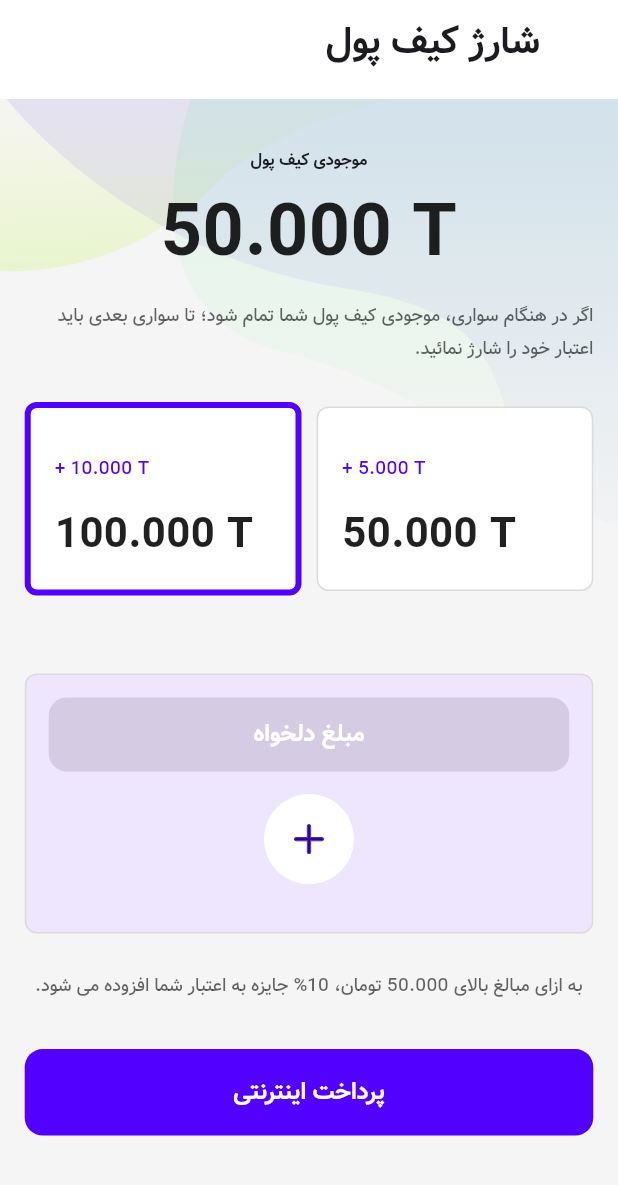
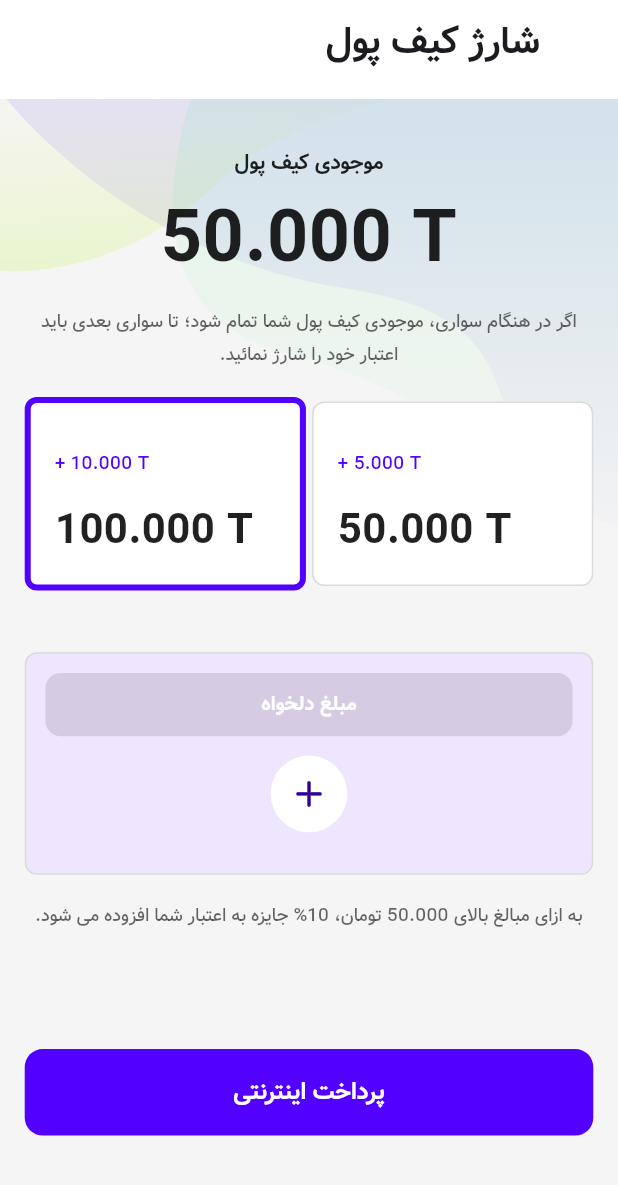
Before and after one commit to Ehsan-abaci/Rio, a Flutter app: the RechargeTheWalletPage screen opened directly, on a phone screen of 412 x 824 dp, the part 51-1236 px from its top. Run offline on Flutter 3.47's test engine with Material 3 defaults, Android fonts, the phone set to English and light mode, and no system bars; our stand-ins replace bloc, equatable, flutter_bloc, flutter_map, flutter_svg, geolocator and 5 more; missing offline and left inert: flutter_map_cancellable_tile_provider, flutter_map_location_marker, qr_code_scanner; accounts and stored records are empty.

Commit message:
fixed recharge wallet page and sign up page

```diff
--- a/lib/feature/payment/presentation/screens/recharge_the_wallet_page.dart
+++ b/lib/feature/payment/presentation/screens/recharge_the_wallet_page.dart
@@ -109,7 +109,7 @@ class _RechargeTheWalletPageState extends State<RechargeTheWalletPage> {
                       Text(
                         "موجودی کیف پول",
                         style: TextStyle(
-                            fontSize: 11,
+                            fontSize: 14,
                             fontWeight: FontWeight.w800,
                             color: ColorManager.highEmphasis),
                       ),
@@ -125,11 +125,12 @@ class _RechargeTheWalletPageState extends State<RechargeTheWalletPage> {
                             fontWeight: FontWeight.w800,
                             color: ColorManager.highEmphasis),
                       ),
-                      const SizedBox(
-                        height: 8,
+                      SizedBox(
+                        height: height * .01,
                       ),
                       Text(
                         'اگر در هنگام سواری، موجودی کیف پول شما تمام شود؛ تا سواری بعدی باید اعتبار خود را شارژ نمائید.',
+                        textAlign: TextAlign.center,
                         style: TextStyle(
                           fontSize: 12,
                           fontWeight: FontWeight.w500,
@@ -137,25 +138,25 @@ class _RechargeTheWalletPageState extends State<RechargeTheWalletPage> {
                           height: 1.8,
                         ),
                       ),
-                      const SizedBox(
-                        height: 24,
+                      SizedBox(
+                        height: height * .02,
                       ),
                       Row(
                         mainAxisAlignment: MainAxisAlignment.spaceBetween,
                         children: [
                           customRadioButton(1, "5.000", "50.000"),
-                          const SizedBox(
-                            width: 10,
+                          SizedBox(
+                            width: width * .01,
                           ),
                           customRadioButton(0, "10.000", "100.000"),
                         ],
                       ),
-                      const SizedBox(
-                        height: 52,
+                      SizedBox(
+                        height: height * .05,
                       ),
                       DesiredAmountCardWidget(width: width),
-                      const SizedBox(
-                        height: 24,
+                      SizedBox(
+                        height: height * .02,
                       ),
                       Text(
                         'به ازای مبالغ بالای 50.000 تومان، 10% جایزه به اعتبار شما افزوده می شود.',
@@ -171,7 +172,7 @@ class _RechargeTheWalletPageState extends State<RechargeTheWalletPage> {
                   ),
                 ),
                 SizedBox(
-                  height: height * .15,
+                  height: height * .14,
                 ),
               ],
             ),
@@ -219,6 +220,8 @@ class DesiredAmountCardWidget extends StatelessWidget {
   @override
   Widget build(BuildContext context) {
     return Container(
+      height: MediaQuery.sizeOf(context).height * .18,
+      width: width,
       decoration: BoxDecoration(
         color: ColorManager.surfacePrimary,
         borderRadius: BorderRadius.circular(8),
@@ -227,6 +230,8 @@ class DesiredAmountCardWidget extends StatelessWidget {
           width: 1,
         ),
       ),
+      child: FittedBox(
+        fit: BoxFit.scaleDown,
         child: Padding(
             padding: const EdgeInsets.all(15),
             child: Column(
@@ -254,6 +259,7 @@ class DesiredAmountCardWidget extends StatelessWidget {
                 ),
               ],
             )),
+      ),
     );
   }
 }
--- a/lib/main.dart
+++ b/lib/main.dart
@@ -4,7 +4,6 @@ import 'package:flutter_localizations/flutter_localizations.dart';
 import 'package:hive_flutter/adapters.dart';
 // import 'package:flutter_map_tile_caching/flutter_map_tile_caching.dart';
 import 'package:share_scooter/feature/home/presentation/blocs/bloc/ride_bloc.dart';
-import 'package:share_scooter/feature/payment/presentation/screens/recharge_the_wallet_page.dart';
 import 'package:share_scooter/feature/ride_histories/domain/entities/ride_detail_entity.dart';
 import 'package:share_scooter/feature/splash/presentation/screens/splash_screen_page.dart';
 import 'package:share_scooter/locator.dart';
@@ -62,7 +61,7 @@ class MyApp extends StatelessWidget {
           fontFamily: "Vazir",
           useMaterial3: true,
         ),
-        home: const RechargeTheWalletPage(),
+        home: const SplashScreenPage(),
       ),
     );
   }
```
Also changed, not shown: lib/feature/home/presentation/widgets/main_drawer.dart (+7 -1 lines), lib/feature/payment/presentation/widgets/wallet_balance.dart (+6 -1 lines). Lines whose indentation alone changed are shown as unchanged.
